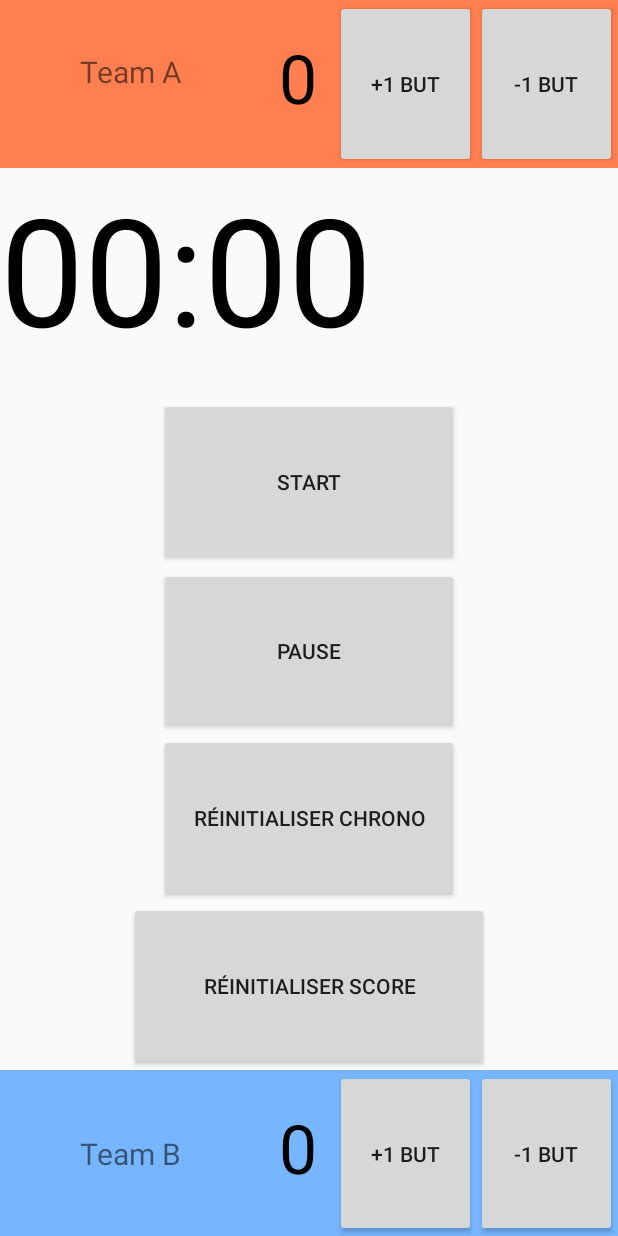
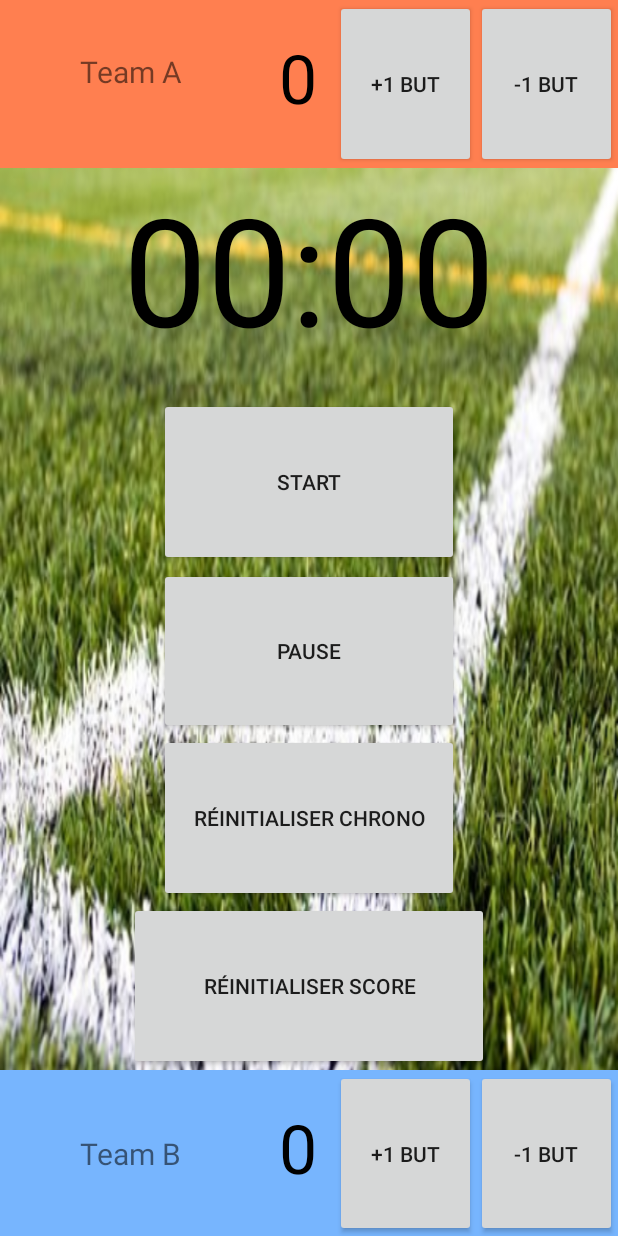
Before and after one commit to MarcMenard/GestionDeTournoi, an Android app: the MainActivity screen opened directly, with no data from a screen before it, on a phone screen of 412 x 824 dp. Run offline under Robolectric (Android 15) with nearby library versions, the light colour scheme and no system bars.

Commit message:
Suite débeug
Suite débeug (IHM) match commencé

```diff
--- a/application_arbitre/app_arbitre/app/src/main/res/layout/activity_main.xml
+++ b/application_arbitre/app_arbitre/app/src/main/res/layout/activity_main.xml
@@ -4,7 +4,8 @@
     android:layout_width="match_parent"
     android:layout_height="match_parent"
     android:orientation="vertical"
-    tools:context="com.example.hubert.app_arbitre.MainActivity">
+    tools:context="com.example.hubert.app_arbitre.MainActivity"
+    android:background="@drawable/login_background5">
 
 
     <LinearLayout
@@ -55,6 +56,7 @@
 
 
     <Chronometer
+        android:textAlignment="center"
         android:layout_gravity="center"
         android:layout_width="match_parent"
         android:layout_height="fill_parent"
```
Also changed, not shown: application_arbitre/app_arbitre/app/src/main/java/com/example/hubert/app_arbitre/LoginActivity.java (+5 -3 lines), application_arbitre/app_arbitre/app/src/main/java/com/example/hubert/app_arbitre/MainActivity.java (+27 -19 lines).
